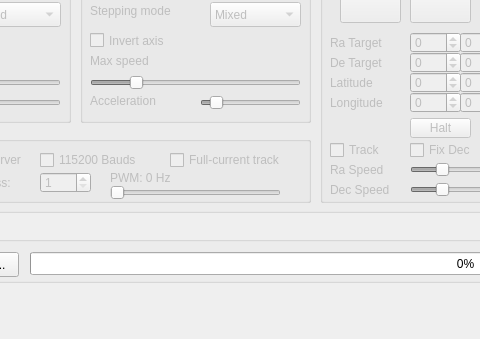
Before: the Qt Designer form mainwindow.ui in ahp-electronics/gt-configurator, drawn with Qt 5; both pictures show x 180 to 660 and y 318 to 657 of the 1100 by 657 pixel window.
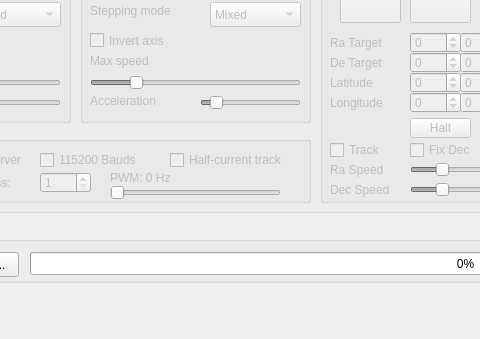
After: the same form once the commit is applied.

Commit message: Change trigger event from check to checked to posticipate half current tracking

Patch:
```diff
--- a/mainwindow.ui
+++ b/mainwindow.ui
@@ -821,7 +821,7 @@
        </rect>
       </property>
       <property name="text">
-       <string>Full-current track</string>
+       <string>Half-current track</string>
       </property>
      </widget>
     </widget>
```
Left out of the diff: 2 changed lines with no effect on the pictures. The commit also changes 1 other file.
